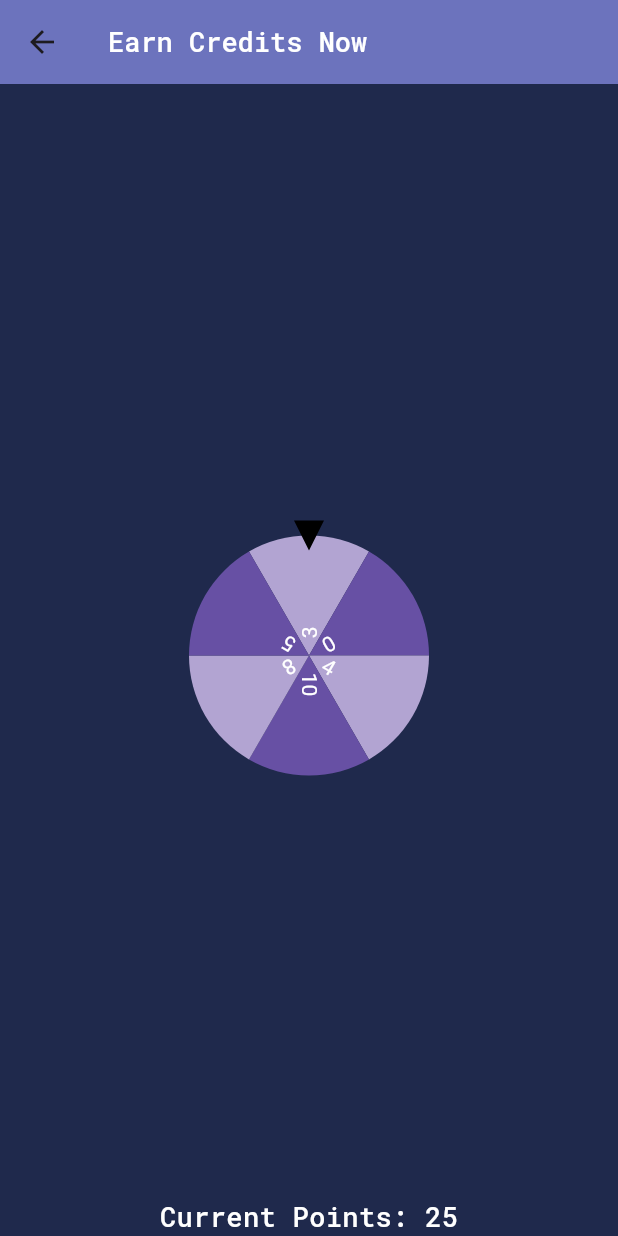
After one commit to shakibalhasan-code/text_to_image_ai, a Flutter app: the EarnCointsScreen screen opened directly, on a phone screen of 412 x 824 dp. The commit adds this screen. Run offline on Flutter 3.47's test engine with Material 3 defaults, Android fonts, the phone set to English and light mode, and no system bars; drawn by our look-alikes of flutter_fortune_wheel; our stand-ins replace animated_text_kit, device_info_plus, get, google_fonts, heroicons, permission_handler and 1 more; missing offline and left inert: stability_image_generation; accounts and stored records are empty.

```diff
--- a/lib/core/services/my_shared_preference.dart
+++ b/lib/core/services/my_shared_preference.dart
@@ -36,7 +36,6 @@ class MySharedServices extends GetxController implements GetxService {
   Future<void> initUser() async {
     try {
       isLoading.value = true;
-
       final isNewUser = _pref.getBool(USER_KEY) ?? true;
 
       if (isNewUser) {
--- /dev/null
+++ b/lib/getx/credit_controller/credit_controller.dart
@@ -0,0 +1,69 @@
+import 'dart:async';
+import 'package:flutter/cupertino.dart';
+import 'package:get/get.dart';
+import 'package:simple_image_genarator/core/services/my_shared_preference.dart';
+
+class CreditController extends GetxController {
+  final _sharedPref = Get.find<MySharedServices>();
+
+  var selectedUserSpinPoints = 0.obs;
+  var userCurrentPoints = 0.obs;
+
+  late StreamController<int> controller;
+
+  late StreamSubscription<int> subscription ;
+
+  List<int> userPointsNumber = [3,0,4,10,8,5];
+
+  @override
+  void dispose() {
+    super.dispose();
+    subscription.cancel();
+    controller.close();
+  }
+
+  @override
+  void onInit() async{
+    // TODO: implement onInit
+    super.onInit();
+    // Initialize the StreamController
+    controller = StreamController<int>();
+    // Initialize userCurrentPoints with a value from shared preferences
+    userCurrentPoints.value = _sharedPref.userPoint.value;
+
+    // Start listening to the stream
+    listenSubscription();
+    print('listenSubscription has been called');
+  }
+
+
+  Future<void> listenSubscription() async {
+    try {
+      print('Setting up stream listener...');
+      subscription = controller.stream.listen((userSpinPoints) {
+        print('Stream emitted value: $userSpinPoints');
+
+        // Validate the spin result
+        if (userSpinPoints >= 0 && userSpinPoints < userPointsNumber.length) {
+          selectedUserSpinPoints.value = userPointsNumber[userSpinPoints];
+          print('Selected user spin points: ${selectedUserSpinPoints.value}');
+
+          userCurrentPoints.value += selectedUserSpinPoints.value;
+          print('Updated user current points: ${userCurrentPoints.value}');
+
+          _sharedPref.userPoint.value = userCurrentPoints.value;
+          print('Saved to shared preferences: ${_sharedPref.userPoint.value}');
+        } else {
+          print('Invalid spin result: $userSpinPoints');
+        }
+      });
+    } catch (e) {
+      debugPrint('Error in listenSubscription: $e');
+    }
+  }
+
+
+
+
+
+}
--- /dev/null
+++ b/lib/views/screens/earn_credits/earn_coints_screen.dart
@@ -0,0 +1,71 @@
+import 'dart:async';
+
+import 'package:flutter/material.dart';
+import 'package:flutter_fortune_wheel/flutter_fortune_wheel.dart';
+import 'package:get/get.dart';
+import 'package:get/get_core/src/get_main.dart';
+import 'package:simple_image_genarator/getx/credit_controller/credit_controller.dart';
+import 'package:simple_image_genarator/utils/style.dart';
+
+class EarnCointsScreen extends StatelessWidget {
+  const EarnCointsScreen({super.key});
+
+  @override
+  Widget build(BuildContext context) {
+
+    final _creditController = Get.put(CreditController());
+
+
+    return Scaffold(
+      backgroundColor: primaryColor,
+      appBar: AppBar(
+        backgroundColor: secondaryColor,
+        title: Text('Earn Credits Now',style: titleText.copyWith(color: Colors.white)),
+      ),
+      body: Column(
+        mainAxisAlignment: MainAxisAlignment.center,
+        crossAxisAlignment: CrossAxisAlignment.center,
+        children: [
+
+        const SizedBox(height: 20),
+        Expanded(
+          child: Center(
+            child: SizedBox(
+              width: 200,
+              height: 200,
+              child: FortuneWheel(
+                // changing the return animation when the user stops dragging
+                physics: CircularPanPhysics(
+                  duration: Duration(seconds: 1),
+                  curve: Curves.decelerate,
+                ),
+                onFling: () async{
+                  _creditController.controller.stream;
+                },
+                selected: _creditController.controller.stream,
+                indicators: <FortuneIndicator>[
+                  FortuneIndicator(
+                    alignment: Alignment.topCenter, // <-- changing the position of the indicator
+                    child: TriangleIndicator(
+                      color: Colors.black, // <-- changing the color of the indicator
+                      width: 20.0, // <-- changing the width of the indicator
+                      height: 20.0, // <-- changing the height of the indicator
+                      elevation: 0, // <-- changing the elevation of the indicator
+                    ),
+                  ),
+                ],
+                items: [
+                  for(var item in _creditController.userPointsNumber) FortuneItem(child: Text(item.toString()))
+                ],
+              ),
+            ),
+          ),
+        ),
+          Obx((){
+            return Text('Current Points: ${_creditController.userCurrentPoints.value}',style: titleText.copyWith(color: Colors.white),);
+          }),
+      ],),
+
+    );
+  }
+}
--- a/pubspec.yaml
+++ b/pubspec.yaml
@@ -46,6 +46,7 @@ dependencies:
   google_fonts: ^6.2.1
   url_launcher: ^6.3.1
   shared_preferences: ^2.3.5
+  flutter_fortune_wheel: ^1.3.2
 
 dev_dependencies:
   flutter_test:
```
Also changed, not shown: lib/getx/image_generate_state.dart (+29 -1 lines), lib/views/screens/home/home_screen.dart (+28 -0 lines), pubspec.lock.
